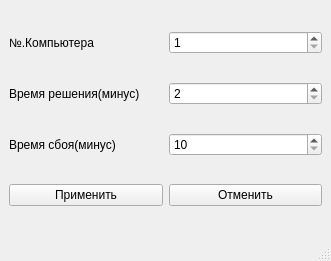
First picture: the form in OOP_kr/paramwindow.ui, repository anhmtkxtb1998/OOP_Exercise, before the edit.
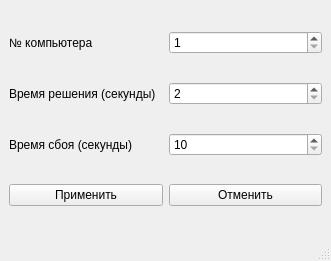
Second picture: the form after the edit.

Patch:
```diff
--- a/OOP_kr/paramwindow.ui
+++ b/OOP_kr/paramwindow.ui
@@ -18,7 +18,7 @@
     <item row="0" column="0">
      <widget class="QLabel" name="label">
       <property name="text">
-       <string>№.Компьютера</string>
+       <string>№ компьютера</string>
       </property>
      </widget>
     </item>
@@ -35,7 +35,7 @@
     <item row="1" column="0">
      <widget class="QLabel" name="label_2">
       <property name="text">
-       <string>Время решения(минус)</string>
+       <string>Время решения (секунды)</string>
       </property>
      </widget>
     </item>
@@ -52,7 +52,7 @@
     <item row="2" column="0">
      <widget class="QLabel" name="label_3">
       <property name="text">
-       <string>Время сбоя(минус)</string>
+       <string>Время сбоя (секунды)</string>
       </property>
      </widget>
     </item>
```
Left out of the diff: 2 changed lines with no effect on the pictures.
